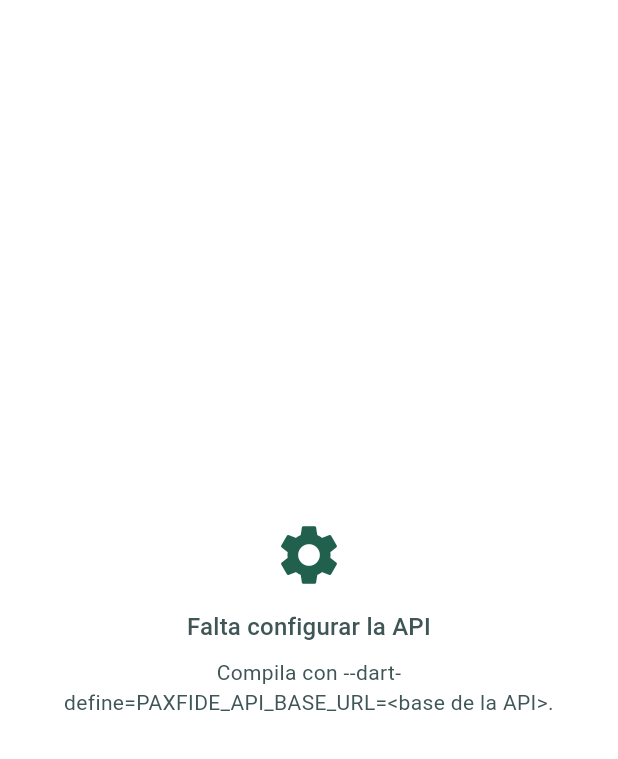
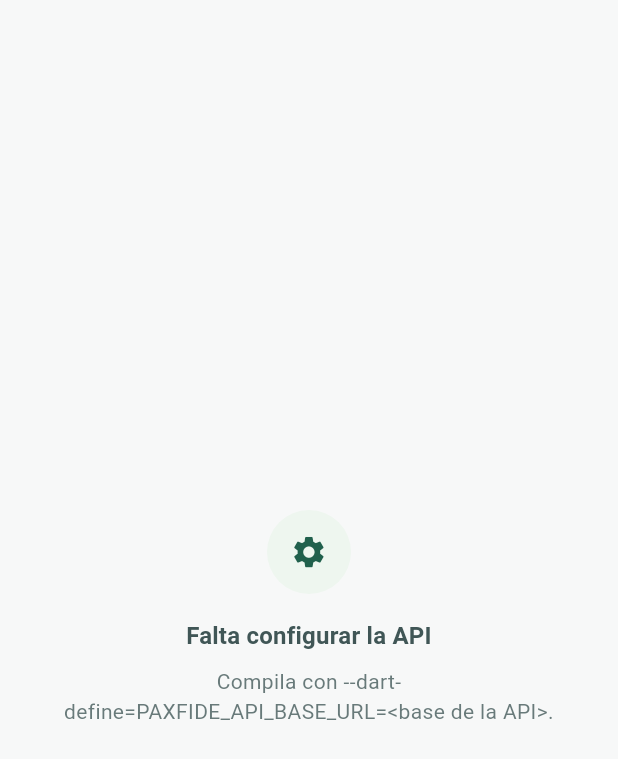
Before and after one commit to Toffy22Cj/PaxFide_Mv, a Flutter app: the screen it shows after launch, on a phone screen of 412 x 824 dp. Shown: the top 759 px of the screen. Run offline on Flutter 3.47's test engine with Material 3 defaults, Android fonts, the phone set to English and light mode, and no system bars; our stand-ins replace flutter_secure_storage, local_auth, qr_flutter; missing offline and left inert: mobile_scanner, screen_brightness.

Commit message:
feat(diseño): tema del Figma con la paleta oficial; el modo oscuro es la paleta invertida
- Claro: paleta oficial; fondo gris verdoso muy suave, tarjetas blancas con borde fino,
  tarjeta destacada en verde-800 suave, etiquetas encima de los campos.
- Oscuro: la misma paleta en contraste oscuro (L → 1 − L): botones en verde-800 invertido,
  fondo en verde-50 invertido, tarjetas destacadas y chips con los tonos oscuros de la paleta.
  La prueba de diseño comprueba la regla de inversión.
- Componentes del Figma: StatusChip, NoticeBanner, LabeledField, StepHeader, HighlightCard,
  SectionCard, IconCircle, BrandHeader; estados vacíos con ícono en círculo.

Co-Authored-By: Claude Opus 5.5 <noreply@anthropic.com>
Claude-Session: https://claude.ai/code/session_01NyWNBmCBNzho9oyPtZ1pMW

```diff
--- a/lib/shared/theme/pax_theme.dart
+++ b/lib/shared/theme/pax_theme.dart
@@ -2,15 +2,19 @@ import 'package:flutter/material.dart';
 
 import 'pax_tokens.dart';
 
-/// Temas de toda la app. El **claro** usa solo la paleta oficial ([PaxTokens]); donde hace falta un tono más suave, un
-/// token con transparencia, nunca un color nuevo. El **oscuro** es oscuro de verdad ([PaxDarkTokens]): grises casi
-/// negros y la marca solo como acento.
+/// Temas de toda la app, con el estilo del diseño de Figma (tarjetas blancas con borde fino, tarjetas destacadas en
+/// verde suave, chips de estado, etiquetas encima de los campos).
+///
+/// El **claro** usa solo la paleta oficial ([PaxTokens]); donde hace falta un tono más suave, un token con
+/// transparencia. El **oscuro** es la misma paleta en contraste oscuro ([PaxDarkTokens]): los colores claros pasan a
+/// oscuros y viceversa.
 abstract final class PaxTheme {
   static final ColorScheme lightScheme = ColorScheme(
     brightness: Brightness.light,
     primary: PaxTokens.brandGreen800,
     onPrimary: PaxTokens.white,
-    primaryContainer: PaxTokens.brandGreen50,
+    // Tarjeta destacada e indicador de la pestaña: verde-800 suave sobre blanco.
+    primaryContainer: PaxTokens.brandGreen800.withValues(alpha: 0.16),
     onPrimaryContainer: PaxTokens.brandGreen900,
     secondary: PaxTokens.brandBlue700,
     onSecondary: PaxTokens.white,
@@ -26,14 +30,14 @@ abstract final class PaxTheme {
     onErrorContainer: PaxTokens.white,
     surface: PaxTokens.white,
     onSurface: PaxTokens.brandNeutral700,
-    onSurfaceVariant: PaxTokens.brandNeutral700.withValues(alpha: 0.8),
+    onSurfaceVariant: PaxTokens.brandNeutral700.withValues(alpha: 0.78),
     surfaceContainerLowest: PaxTokens.white,
     surfaceContainerLow: PaxTokens.white,
-    surfaceContainer: PaxTokens.brandGreen50,
+    surfaceContainer: PaxTokens.white,
     surfaceContainerHigh: PaxTokens.brandGreen50,
-    surfaceContainerHighest: PaxTokens.brandBlue50,
-    outline: PaxTokens.brandNeutral700.withValues(alpha: 0.5),
-    outlineVariant: PaxTokens.brandNeutral700.withValues(alpha: 0.2),
+    surfaceContainerHighest: PaxTokens.brandGreen50,
+    outline: PaxTokens.brandNeutral700.withValues(alpha: 0.55),
+    outlineVariant: PaxTokens.brandNeutral700.withValues(alpha: 0.16),
     shadow: PaxTokens.brandNeutral700,
     scrim: PaxTokens.brandNeutral700,
     inverseSurface: PaxTokens.brandGreen900,
@@ -42,40 +46,39 @@ abstract final class PaxTheme {
     surfaceTint: PaxTokens.brandGreen800,
   );
 
-  /// Modo oscuro: grises casi negros ([PaxDarkTokens]); la marca solo como acento. El amarillo oficial se lee bien
-  /// sobre negro y se usa tal cual.
+  /// La misma paleta invertida: botones verde claro, fondos casi negros y tarjetas destacadas en verde-900.
   static final ColorScheme darkScheme = ColorScheme(
     brightness: Brightness.dark,
     primary: PaxDarkTokens.green,
-    onPrimary: PaxDarkTokens.onGreen,
-    primaryContainer: PaxDarkTokens.greenContainer,
-    onPrimaryContainer: PaxDarkTokens.onGreenContainer,
+    onPrimary: PaxTokens.brandGreen900,
+    primaryContainer: PaxTokens.brandGreen900,
+    onPrimaryContainer: PaxTokens.brandGreen50,
     secondary: PaxDarkTokens.blue,
-    onSecondary: PaxDarkTokens.onBlue,
-    secondaryContainer: PaxDarkTokens.blueContainer,
-    onSecondaryContainer: PaxDarkTokens.onBlueContainer,
+    onSecondary: PaxDarkTokens.ink,
+    secondaryContainer: PaxTokens.brandBlue800,
+    onSecondaryContainer: PaxTokens.brandBlue50,
     tertiary: PaxTokens.brandYellow400,
     onTertiary: PaxTokens.brandYellow900,
-    tertiaryContainer: PaxDarkTokens.yellowContainer,
-    onTertiaryContainer: PaxDarkTokens.onYellowContainer,
-    error: PaxDarkTokens.error,
-    onError: PaxDarkTokens.onError,
-    errorContainer: PaxDarkTokens.errorContainer,
-    onErrorContainer: PaxDarkTokens.onErrorContainer,
-    surface: PaxDarkTokens.background,
-    onSurface: PaxDarkTokens.text,
-    onSurfaceVariant: PaxDarkTokens.textMuted,
+    tertiaryContainer: PaxTokens.brandYellow900,
+    onTertiaryContainer: PaxTokens.brandYellow50,
+    error: PaxDarkTokens.danger,
+    onError: PaxDarkTokens.background,
+    errorContainer: PaxTokens.danger700,
+    onErrorContainer: PaxTokens.white,
+    surface: PaxDarkTokens.surface,
+    onSurface: PaxTokens.brandGreen50,
+    onSurfaceVariant: PaxDarkTokens.neutral,
     surfaceContainerLowest: PaxDarkTokens.background,
     surfaceContainerLow: PaxDarkTokens.surface,
     surfaceContainer: PaxDarkTokens.surface,
     surfaceContainerHigh: PaxDarkTokens.surfaceHigh,
-    surfaceContainerHighest: PaxDarkTokens.surfaceHighest,
-    outline: PaxDarkTokens.outline,
-    outlineVariant: PaxDarkTokens.outlineVariant,
+    surfaceContainerHighest: PaxDarkTokens.surfaceHigh,
+    outline: PaxDarkTokens.neutral.withValues(alpha: 0.6),
+    outlineVariant: PaxDarkTokens.neutral.withValues(alpha: 0.18),
     shadow: PaxDarkTokens.background,
     scrim: PaxDarkTokens.background,
-    inverseSurface: PaxDarkTokens.text,
-    onInverseSurface: PaxDarkTokens.background,
+    inverseSurface: PaxTokens.brandGreen50,
+    onInverseSurface: PaxTokens.brandGreen900,
     inversePrimary: PaxTokens.brandGreen800,
     surfaceTint: PaxDarkTokens.green,
   );
@@ -83,104 +86,141 @@ abstract final class PaxTheme {
   static final ThemeData light = _build(lightScheme);
   static final ThemeData dark = _build(darkScheme);
 
+  /// Fondo de las pantallas: un gris verdoso muy suave en claro (para que las tarjetas blancas se distingan) y el
+  /// verde-50 invertido en oscuro.
+  static Color pageBackground(ColorScheme s) => s.brightness == Brightness.dark
+      ? PaxDarkTokens.background
+      : Color.alphaBlend(PaxTokens.brandNeutral700.withValues(alpha: 0.04), PaxTokens.white);
+
   static ThemeData _build(ColorScheme s) {
-    final dark = s.brightness == Brightness.dark;
-    final radius = BorderRadius.circular(12);
-    // Pestaña elegida: brand-green-800 (claro) o el verde oscuro de acento (oscuro), siempre con ícono blanco.
-    final indicator = dark ? PaxDarkTokens.greenContainer : PaxTokens.brandGreen800;
-    return ThemeData(
-      useMaterial3: true,
-      colorScheme: s,
-      scaffoldBackgroundColor: s.surface,
+    final page = pageBackground(s);
+    final card = BorderRadius.circular(12);
+    final control = BorderRadius.circular(8);
+    final base = ThemeData(useMaterial3: true, colorScheme: s);
+    final text = base.textTheme.apply(bodyColor: s.onSurface, displayColor: s.onSurface);
+    return base.copyWith(
+      scaffoldBackgroundColor: page,
+      textTheme: text.copyWith(
+        headlineSmall: text.headlineSmall?.copyWith(fontWeight: FontWeight.w600),
+        titleLarge: text.titleLarge?.copyWith(fontWeight: FontWeight.w600),
+        titleMedium: text.titleMedium?.copyWith(fontWeight: FontWeight.w600),
+        titleSmall: text.titleSmall?.copyWith(fontWeight: FontWeight.w600),
+        labelLarge: text.labelLarge?.copyWith(fontWeight: FontWeight.w600),
+      ),
       appBarTheme: AppBarTheme(
         backgroundColor: s.surface,
         foregroundColor: s.onSurface,
         surfaceTintColor: Colors.transparent,
         elevation: 0,
-        scrolledUnderElevation: 1,
+        scrolledUnderElevation: 0,
+        centerTitle: false,
+        titleTextStyle: text.titleLarge?.copyWith(fontWeight: FontWeight.w600, color: s.onSurface),
       ),
       cardTheme: CardThemeData(
-        color: s.surfaceContainer,
+        color: s.surface,
         surfaceTintColor: Colors.transparent,
         elevation: 0,
+        margin: const EdgeInsets.symmetric(vertical: 4),
         shape: RoundedRectangleBorder(
-          borderRadius: radius,
+          borderRadius: card,
           side: BorderSide(color: s.outlineVariant),
         ),
       ),
+      listTileTheme: ListTileThemeData(iconColor: s.primary, textColor: s.onSurface),
+      // Etiqueta encima del campo (LabeledField); el campo es blanco (claro) o superficie (oscuro) con borde fino.
       inputDecorationTheme: InputDecorationTheme(
         filled: true,
-        fillColor: s.surfaceContainer,
+        fillColor: s.surface,
+        isDense: true,
+        contentPadding: const EdgeInsets.symmetric(horizontal: 12, vertical: 14),
         border: OutlineInputBorder(
-          borderRadius: radius,
+          borderRadius: control,
           borderSide: BorderSide(color: s.outline),
         ),
         enabledBorder: OutlineInputBorder(
-          borderRadius: radius,
+          borderRadius: control,
           borderSide: BorderSide(color: s.outline),
         ),
         focusedBorder: OutlineInputBorder(
-          borderRadius: radius,
+          borderRadius: control,
           borderSide: BorderSide(color: s.primary, width: 2),
         ),
         errorBorder: OutlineInputBorder(
-          borderRadius: radius,
+          borderRadius: control,
           borderSide: BorderSide(color: s.error, width: 2),
         ),
         focusedErrorBorder: OutlineInputBorder(
-          borderRadius: radius,
+          borderRadius: control,
           borderSide: BorderSide(color: s.error, width: 2),
         ),
         errorStyle: TextStyle(color: s.error),
+        helperStyle: TextStyle(color: s.onSurfaceVariant),
+        suffixIconColor: s.primary,
       ),
       filledButtonTheme: FilledButtonThemeData(
         style: FilledButton.styleFrom(
           backgroundColor: s.primary,
           foregroundColor: s.onPrimary,
           minimumSize: const Size(0, 48),
-          shape: RoundedRectangleBorder(borderRadius: radius),
+          shape: RoundedRectangleBorder(borderRadius: control),
         ),
       ),
       outlinedButtonTheme: OutlinedButtonThemeData(
         style: OutlinedButton.styleFrom(
           foregroundColor: s.primary,
           minimumSize: const Size(0, 48),
-          side: BorderSide(color: s.outline),
-          shape: RoundedRectangleBorder(borderRadius: radius),
+          side: BorderSide(color: s.primary),
+          shape: RoundedRectangleBorder(borderRadius: control),
         ),
       ),
-      textButtonTheme: TextButtonThemeData(
-        style: TextButton.styleFrom(foregroundColor: dark ? s.primary : s.secondary),
+      textButtonTheme: TextButtonThemeData(style: TextButton.styleFrom(foregroundColor: s.primary)),
+      chipTheme: ChipThemeData(
+        shape: const StadiumBorder(),
+        side: BorderSide(color: s.outlineVariant),
+        selectedColor: s.primaryContainer,
+        backgroundColor: s.surface,
+        labelStyle: TextStyle(color: s.onSurface),
       ),
-      // Pestaña elegida bien visible: indicador brand-green-800 (claro) o brand-blue-800 (oscuro), ícono en blanco.
       navigationBarTheme: NavigationBarThemeData(
-        backgroundColor: s.surfaceContainer,
+        backgroundColor: s.surface,
         surfaceTintColor: Colors.transparent,
-        indicatorColor: indicator,
+        indicatorColor: s.primaryContainer,
         iconTheme: WidgetStateProperty.resolveWith(
-          (states) => IconThemeData(color: states.contains(WidgetState.selected) ? PaxTokens.white : s.onSurface),
+          (states) =>
+              IconThemeData(color: states.contains(WidgetState.selected) ? s.onPrimaryContainer : s.onSurfaceVariant),
+        ),
+        labelTextStyle: WidgetStateProperty.resolveWith(
+          (states) => TextStyle(
+            fontSize: 12,
+            color: states.contains(WidgetState.selected) ? s.primary : s.onSurfaceVariant,
+            fontWeight: states.contains(WidgetState.selected) ? FontWeight.w600 : FontWeight.w400,
+          ),
         ),
       ),
       navigationRailTheme: NavigationRailThemeData(
         backgroundColor: s.surface,
-        indicatorColor: indicator,
-        selectedIconTheme: const IconThemeData(color: PaxTokens.white),
-        unselectedIconTheme: IconThemeData(color: s.onSurface),
+        indicatorColor: s.primaryContainer,
+        selectedIconTheme: IconThemeData(color: s.onPrimaryContainer),
+        unselectedIconTheme: IconThemeData(color: s.onSurfaceVariant),
       ),
       popupMenuTheme: PopupMenuThemeData(
-        color: dark ? s.surfaceContainer : s.surface,
+        color: s.surface,
         surfaceTintColor: Colors.transparent,
         elevation: 2,
         shadowColor: s.shadow.withValues(alpha: 0.3),
         shape: RoundedRectangleBorder(
-          borderRadius: radius,
+          borderRadius: card,
           side: BorderSide(color: s.outlineVariant),
         ),
       ),
-      bottomSheetTheme: BottomSheetThemeData(backgroundColor: s.surface, surfaceTintColor: Colors.transparent),
+      bottomSheetTheme: BottomSheetThemeData(backgroundColor: page, surfaceTintColor: Colors.transparent),
       dialogTheme: DialogThemeData(backgroundColor: s.surface, surfaceTintColor: Colors.transparent),
       dividerTheme: DividerThemeData(color: s.outlineVariant),
-      progressIndicatorTheme: ProgressIndicatorThemeData(color: dark ? s.primary : s.secondary),
+      progressIndicatorTheme: ProgressIndicatorThemeData(
+        color: s.primary,
+        linearTrackColor: s.outlineVariant,
+        circularTrackColor: s.outlineVariant,
+      ),
       snackBarTheme: SnackBarThemeData(
         backgroundColor: s.inverseSurface,
         contentTextStyle: TextStyle(color: s.onInverseSurface),
--- a/lib/shared/theme/pax_tokens.dart
+++ b/lib/shared/theme/pax_tokens.dart
@@ -41,62 +41,53 @@ abstract final class PaxTokens {
   };
 }
 
-/// Colores del **modo oscuro**. No son de la paleta oficial, que es del modo claro: el modo oscuro tiene que ser
-/// oscuro (grises casi negros, sin fondo verde). Los colores de marca aparecen solo como acentos, aclarados lo justo
-/// para leerse sobre negro.
+/// Colores del **modo oscuro**: la **misma paleta** llevada a contraste oscuro. Cada color es un token oficial con su
+/// luminosidad invertida (HSL: mismo tono y saturación, `L → 1 − L`), así el verde-800 de los botones pasa a un verde
+/// claro y el verde-50 de los fondos pasa a casi negro. Los fondos de tarjetas y chips son, a la inversa, los tonos
+/// oscuros de la paleta tal cual (verde-900, azul-800, amarillo-900, danger-700). Lo comprueba
+/// `test/architecture/design_tokens_test.dart`.
 abstract final class PaxDarkTokens {
-  // Fondo y superficies: grises neutros, de más oscuro a más claro.
-  static const Color background = Color(0xFF121417);
-  static const Color surface = Color(0xFF1B1E22);
-  static const Color surfaceHigh = Color(0xFF23272C);
-  static const Color surfaceHighest = Color(0xFF2C3137);
-  static const Color outline = Color(0xFF5C636B);
-  static const Color outlineVariant = Color(0xFF33383E);
+  // Fondos: brand-green-50 invertido, y dos pasos un poco más claros para superficies y campos.
+  static const Color background = Color(0xFF09110A); // inverso de brand-green-50
+  static const Color surface = Color(0xFF111A15);
+  static const Color surfaceHigh = Color(0xFF19241E);
 
-  // Texto.
-  static const Color text = Color(0xFFE6E8EB);
-  static const Color textMuted = Color(0xFFA8AFB7);
+  // Texto y bordes: brand-neutral-700 invertido.
+  static const Color neutral = Color(0xFFA9BFBF); // inverso de brand-neutral-700
 
-  // Acentos de marca aclarados (verde, azul) y sus fondos.
-  static const Color green = Color(0xFF8CCB94);
-  static const Color onGreen = Color(0xFF0E2A16);
-  static const Color greenContainer = Color(0xFF27402D);
-  static const Color onGreenContainer = Color(0xFFCDEBD1);
-  static const Color blue = Color(0xFF8CC8E3);
-  static const Color onBlue = Color(0xFF0B2B3A);
-  static const Color blueContainer = Color(0xFF1E3A4A);
-  static const Color onBlueContainer = Color(0xFFCFE8F4);
-  static const Color yellowContainer = Color(0xFF3D2E0F);
-  static const Color onYellowContainer = Color(0xFFFBE3B5);
+  // Acentos: los tonos 800/700/400 invertidos.
+  static const Color green = Color(0xFF9FDFCB); // inverso de brand-green-800
+  static const Color greenStrong = Color(0xFFAEE4D4); // inverso de brand-green-900
+  static const Color blue = Color(0xFF5DA8CD); // inverso de brand-blue-700
+  static const Color blueStrong = Color(0xFF86BFDA); // inverso de brand-blue-800
+  static const Color yellow = Color(0xFFF7CF87); // inverso de brand-yellow-900
+  static const Color danger = Color(0xFFE7564B); // inverso de danger-700
+  static const Color ink = Color(0xFF061014); // inverso de brand-blue-50 (texto sobre acentos)
 
-  // Error: rojo claro para texto y un fondo rojo oscuro para los avisos.
-  static const Color error = Color(0xFFFF8A7A);
-  static const Color onError = Color(0xFF3B0A05);
-  static const Color errorContainer = Color(0xFF5A1610);
-  static const Color onErrorContainer = Color(0xFFFFDAD5);
+  /// Pares (token oficial → su inverso) que deben cumplir la regla `L → 1 − L`.
+  static const List<(Color, Color)> inverseOf = [
+    (PaxTokens.brandGreen50, background),
+    (PaxTokens.brandNeutral700, neutral),
+    (PaxTokens.brandGreen800, green),
+    (PaxTokens.brandGreen900, greenStrong),
+    (PaxTokens.brandBlue700, blue),
+    (PaxTokens.brandBlue800, blueStrong),
+    (PaxTokens.brandYellow900, yellow),
+    (PaxTokens.danger700, danger),
+    (PaxTokens.brandBlue50, ink),
+  ];
 
   static const Map<String, Color> all = {
     'background': background,
     'surface': surface,
     'surfaceHigh': surfaceHigh,
-    'surfaceHighest': surfaceHighest,
-    'outline': outline,
-    'outlineVariant': outlineVariant,
-    'text': text,
-    'textMuted': textMuted,
+    'neutral': neutral,
     'green': green,
-    'onGreen': onGreen,
-    'greenContainer': greenContainer,
-    'onGreenContainer': onGreenContainer,
+    'greenStrong': greenStrong,
     'blue': blue,
-    'onBlue': onBlue,
-    'blueContainer': blueContainer,
-    'onBlueContainer': onBlueContainer,
-    'yellowContainer': yellowContainer,
-    'onYellowContainer': onYellowContainer,
-    'error': error,
-    'onError': onError,
-    'errorContainer': errorContainer,
-    'onErrorContainer': onErrorContainer,
+    'blueStrong': blueStrong,
+    'yellow': yellow,
+    'danger': danger,
+    'ink': ink,
   };
 }
--- a/lib/shared/widgets/state_views.dart
+++ b/lib/shared/widgets/state_views.dart
@@ -1,4 +1,6 @@
 import 'package:flutter/material.dart';
+
+import 'pax_ui.dart';
 
 /// Estados de pantalla (no son rutas, §12 regla 1).
 class LoadingView extends StatelessWidget {
@@ -31,12 +33,16 @@ class MessageView extends StatelessWidget {
         child: Column(
           mainAxisSize: MainAxisSize.min,
           children: [
-            Icon(icon, size: 48, color: theme.colorScheme.primary),
-            const SizedBox(height: 12),
+            IconCircle(icon),
+            const SizedBox(height: 16),
             Text(title, style: theme.textTheme.titleMedium, textAlign: TextAlign.center),
             if (detail != null) ...[
               const SizedBox(height: 8),
-              Text(detail!, textAlign: TextAlign.center, style: theme.textTheme.bodyMedium),
+              Text(
+                detail!,
+                textAlign: TextAlign.center,
+                style: theme.textTheme.bodyMedium?.copyWith(color: theme.colorScheme.onSurfaceVariant),
+              ),
             ],
             if (action != null) ...[const SizedBox(height: 16), action!],
           ],
@@ -55,7 +61,7 @@ class ErrorRetryView extends StatelessWidget {
   Widget build(BuildContext context) => MessageView(
     icon: Icons.cloud_off,
     title: message,
-    action: FilledButton.tonal(onPressed: onRetry, child: const Text('Reintentar')),
+    action: OutlinedButton(onPressed: onRetry, child: const Text('Reintentar')),
   );
 }
 
@@ -64,5 +70,28 @@ class WaitingView extends StatelessWidget {
   const WaitingView({super.key});
 
   @override
-  Widget build(BuildContext context) => const Scaffold(body: LoadingView(label: 'Comprobando la sesión…'));
+  Widget build(BuildContext context) => Scaffold(
+    appBar: AppBar(title: const Text('PaxFide')),
+    body: Center(
+      child: Column(
+        mainAxisSize: MainAxisSize.min,
+        children: [
+          const BrandHeader(),
+          const SizedBox(height: 40),
+          Container(
+            width: 56,
+            height: 56,
+            padding: const EdgeInsets.all(16),
+            decoration: BoxDecoration(
+              color: Theme.of(context).colorScheme.surfaceContainerHighest,
+              shape: BoxShape.circle,
+            ),
+            child: const CircularProgressIndicator(strokeWidth: 2.5),
+          ),
+          const SizedBox(height: 16),
+          Text('Comprobando la sesión…', style: Theme.of(context).textTheme.titleMedium),
+        ],
+      ),
+    ),
+  );
 }
```
Also changed, not shown: lib/shared/widgets/pax_ui.dart (added, +288 -0 lines), 2 other files.
